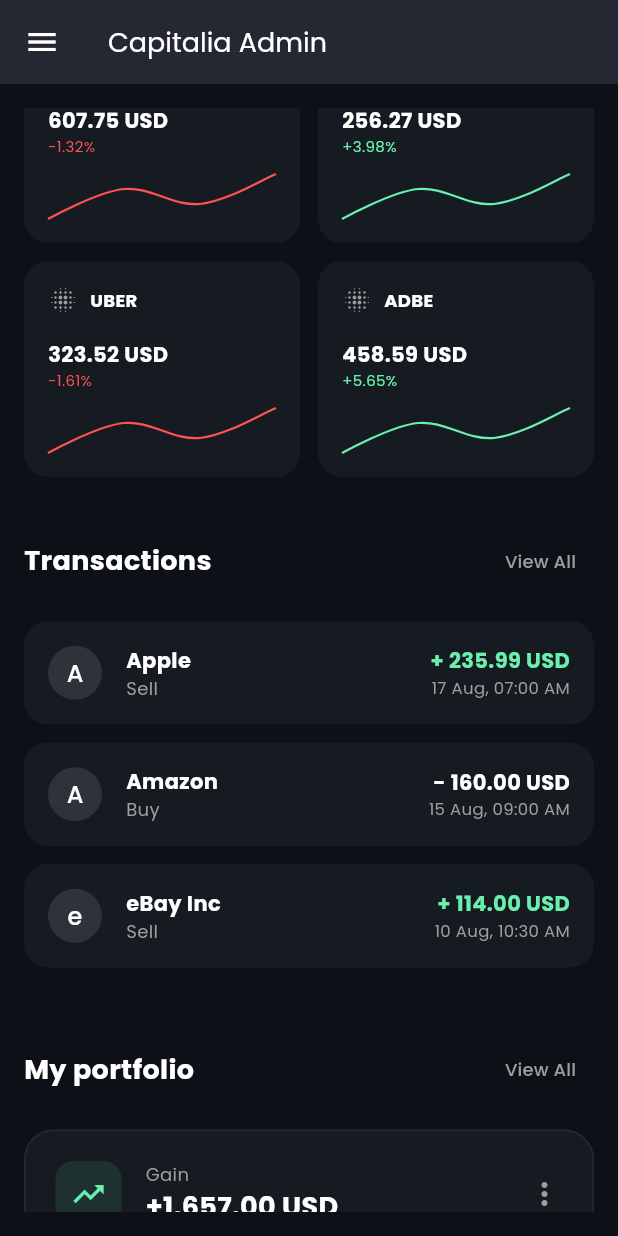
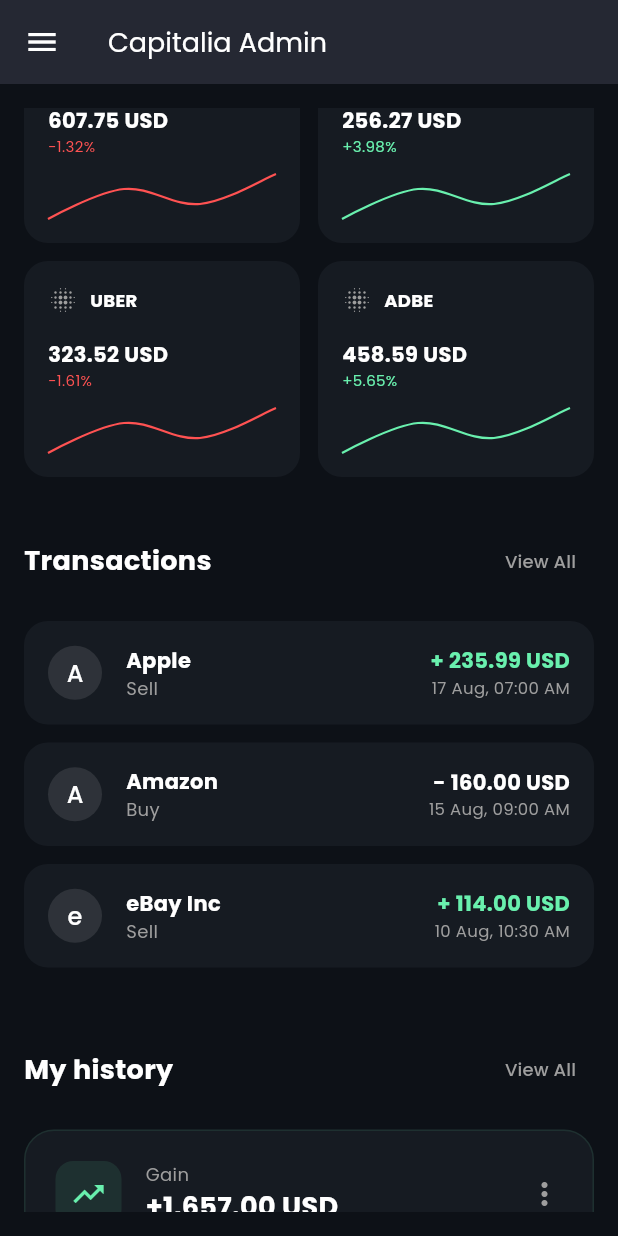
Before and after one commit to shoratinnovationssolapur-afk/SS-Market, a Flutter app: the AdminDashboard screen opened directly, scrolled down 576 dp, on a phone screen of 412 x 824 dp. Run offline on Flutter 3.47's test engine with Material 3 defaults, Android fonts, the phone set to English and light mode, and no system bars; drawn by our look-alikes of fl_chart; our stand-ins replace cloud_firestore, firebase_auth, firebase_core, google_fonts; accounts and stored records are empty.

Commit message:
admin side panel changes

```diff
--- a/lib/screens/admin_dashboard.dart
+++ b/lib/screens/admin_dashboard.dart
@@ -3,6 +3,7 @@
 import 'admin_pages.dart';
 import 'login.dart';
 import '../services/share_data_service.dart';
+import 'package:firebase_auth/firebase_auth.dart';
 
 class AdminDashboard extends StatelessWidget {
   const AdminDashboard({super.key});
@@ -10,6 +11,7 @@
   @override
   Widget build(BuildContext context) {
     bool isMobile = MediaQuery.of(context).size.width < 1100;
+    final User? user = FirebaseAuth.instance.currentUser;
 
     return Scaffold(
       backgroundColor: const Color(0xFF0D1117),
@@ -32,7 +34,7 @@
                 child: Column(
                   crossAxisAlignment: CrossAxisAlignment.start,
                   children: [
-                    if (!isMobile) _buildTopBar(context),
+                    if (!isMobile) _buildTopBar(context, user?.displayName ?? "Admin"),
                     const SizedBox(height: 32),
                     Column(
                       crossAxisAlignment: CrossAxisAlignment.start,
@@ -109,7 +111,7 @@
                                 child: Column(
                                   crossAxisAlignment: CrossAxisAlignment.start,
                                   children: [
-                                    _buildSectionHeader("My portfolio", onTap: () {
+                                    _buildSectionHeader("My history", onTap: () {
                                       Navigator.push(context, MaterialPageRoute(builder: (context) => const PortfolioPage()));
                                     }),
                                     const SizedBox(height: 16),
@@ -131,7 +133,7 @@
                         ),
                         if (isMobile) ...[
                           const SizedBox(height: 32),
-                          _buildSectionHeader("My portfolio", onTap: () {
+                          _buildSectionHeader("My history", onTap: () {
                             Navigator.push(context, MaterialPageRoute(builder: (context) => const PortfolioPage()));
                           }),
                           const SizedBox(height: 16),
@@ -198,7 +200,7 @@
                 "past": "\$${pastController.text}",
                 "future": "\$${futureController.text}",
                 "valuation": valuationController.text,
-                "date": "Oct 25, 2023" // In a real app, use DateTime.now()
+                "date": "Oct 25, 2023"
               });
 
               Navigator.pop(context);
@@ -225,7 +227,7 @@
           labelStyle: const TextStyle(color: Colors.grey),
           prefixIcon: Icon(icon, color: Colors.blueAccent, size: 20),
           enabledBorder: OutlineInputBorder(
-            borderSide: BorderSide(color: Colors.white.withOpacity(0.1)),
+            borderSide: BorderSide(color: Colors.white.withValues(alpha: 0.1)),
             borderRadius: BorderRadius.circular(8),
           ),
           focusedBorder: OutlineInputBorder(
@@ -263,14 +265,8 @@
               _sidebarItem(context, Icons.dashboard_rounded, "Dashboard", isActive: true, onTap: () {
                  if (Navigator.of(context).canPop()) Navigator.pop(context);
               }),
-              _sidebarItem(context, Icons.bar_chart_rounded, "Market", onTap: () {
-                Navigator.push(context, MaterialPageRoute(builder: (context) => const MarketPage()));
-              }),
-              _sidebarItem(context, Icons.pie_chart_rounded, "Portfolio", onTap: () {
+              _sidebarItem(context, Icons.history_rounded, "History", onTap: () {
                 Navigator.push(context, MaterialPageRoute(builder: (context) => const PortfolioPage()));
-              }),
-              _sidebarItem(context, Icons.description_rounded, "News", onTap: () {
-                Navigator.push(context, MaterialPageRoute(builder: (context) => const NewsPage()));
               }),
               _sidebarItem(context, Icons.settings_rounded, "Settings", onTap: () {
                 Navigator.push(context, MaterialPageRoute(builder: (context) => const SettingsPage()));
@@ -300,7 +296,7 @@
         margin: const EdgeInsets.only(bottom: 8),
         padding: const EdgeInsets.symmetric(vertical: 12, horizontal: 16),
         decoration: BoxDecoration(
-          color: isActive ? Colors.white.withOpacity(0.05) : Colors.transparent,
+          color: isActive ? Colors.white.withValues(alpha: 0.05) : Colors.transparent,
           borderRadius: BorderRadius.circular(12),
         ),
         child: Row(
@@ -338,13 +334,13 @@
     );
   }
 
-  Widget _buildTopBar(BuildContext context) {
+  Widget _buildTopBar(BuildContext context, String name) {
     return Row(
       children: [
-        const Text("Dashboard", style: TextStyle(color: Colors.white, fontSize: 28, fontWeight: FontWeight.bold)),
+        Text("Welcome, $name", style: const TextStyle(color: Colors.white, fontSize: 24, fontWeight: FontWeight.bold)),
         const Spacer(),
         Container(
-          width: 300,
+          width: 250,
           padding: const EdgeInsets.symmetric(horizontal: 16),
           decoration: BoxDecoration(color: const Color(0xFF161B22), borderRadius: BorderRadius.circular(12)),
           child: const TextField(
@@ -427,7 +423,7 @@
                   color: isPositive ? Colors.greenAccent : Colors.redAccent,
                   barWidth: 2,
                   dotData: const FlDotData(show: false),
-                  belowBarData: BarAreaData(show: true, color: (isPositive ? Colors.greenAccent : Colors.redAccent).withOpacity(0.1)),
+                  belowBarData: BarAreaData(show: true, color: (isPositive ? Colors.greenAccent : Colors.redAccent).withValues(alpha: 0.1)),
                 ),
               ],
             )),
@@ -522,11 +518,11 @@
       decoration: BoxDecoration(
         color: const Color(0xFF161B22),
         borderRadius: BorderRadius.circular(20),
-        border: Border.all(color: color.withOpacity(0.1)),
+        border: Border.all(color: color.withValues(alpha: 0.1)),
       ),
       child: Row(
         children: [
-          Container(padding: const EdgeInsets.all(10), decoration: BoxDecoration(color: color.withOpacity(0.1), borderRadius: BorderRadius.circular(12)), child: Icon(icon, color: color, size: 24)),
+          Container(padding: const EdgeInsets.all(10), decoration: BoxDecoration(color: color.withValues(alpha: 0.1), borderRadius: BorderRadius.circular(12)), child: Icon(icon, color: color, size: 24)),
           const SizedBox(width: 16),
           Column(
             crossAxisAlignment: CrossAxisAlignment.start,
```
